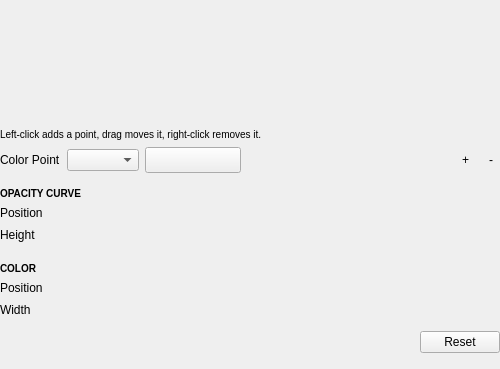
This is Modules/VolumeVisualizationUI/src/QmitkVolumeTransferFunctionEditorControls.ui in MITK/MITK as Qt 5 draws it before an edit; both pictures show x 0 to 500 and y 631 to 1000 of the 500 by 1000 pixel window. The edited form follows.
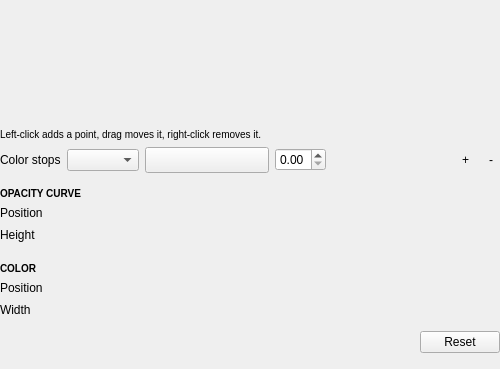
This is the edited form. Custom widgets are drawn as their Qt base class.

Commit message: Quieten the colour stop markers

The edit to the form file:
```diff
--- a/Modules/VolumeVisualizationUI/src/QmitkVolumeTransferFunctionEditorControls.ui
+++ b/Modules/VolumeVisualizationUI/src/QmitkVolumeTransferFunctionEditorControls.ui
@@ -277,7 +277,7 @@
          <item>
           <widget class="QLabel" name="colorStopLabel">
            <property name="text">
-            <string>Color Point</string>
+            <string>Color stops</string>
            </property>
           </widget>
          </item>
@@ -299,9 +299,15 @@
          </item>
          <item>
           <widget class="QPushButton" name="colorStopColorButton">
+           <property name="sizePolicy">
+            <sizepolicy hsizetype="Expanding" vsizetype="Fixed">
+             <horstretch>0</horstretch>
+             <verstretch>0</verstretch>
+            </sizepolicy>
+           </property>
            <property name="minimumSize">
             <size>
-             <width>96</width>
+             <width>72</width>
              <height>26</height>
             </size>
            </property>
@@ -313,6 +319,22 @@
            </property>
           </widget>
          </item>
+         <item>
+          <widget class="QDoubleSpinBox" name="colorStopOffsetSpinBox">
+           <property name="toolTip">
+            <string>Where this stop sits in the value range, from 0 at its start to 1 at its end.</string>
+           </property>
+           <property name="keyboardTracking">
+            <bool>false</bool>
+           </property>
+           <property name="maximum">
+            <double>1.000000000000000</double>
+           </property>
+           <property name="singleStep">
+            <double>0.010000000000000</double>
+           </property>
+          </widget>
+         </item>
          <item>
           <spacer name="colorStopSpacer">
            <property name="orientation">
```
Left out of the diff: 6 changed lines with no effect on the pictures. The commit also changes 3 other files.
